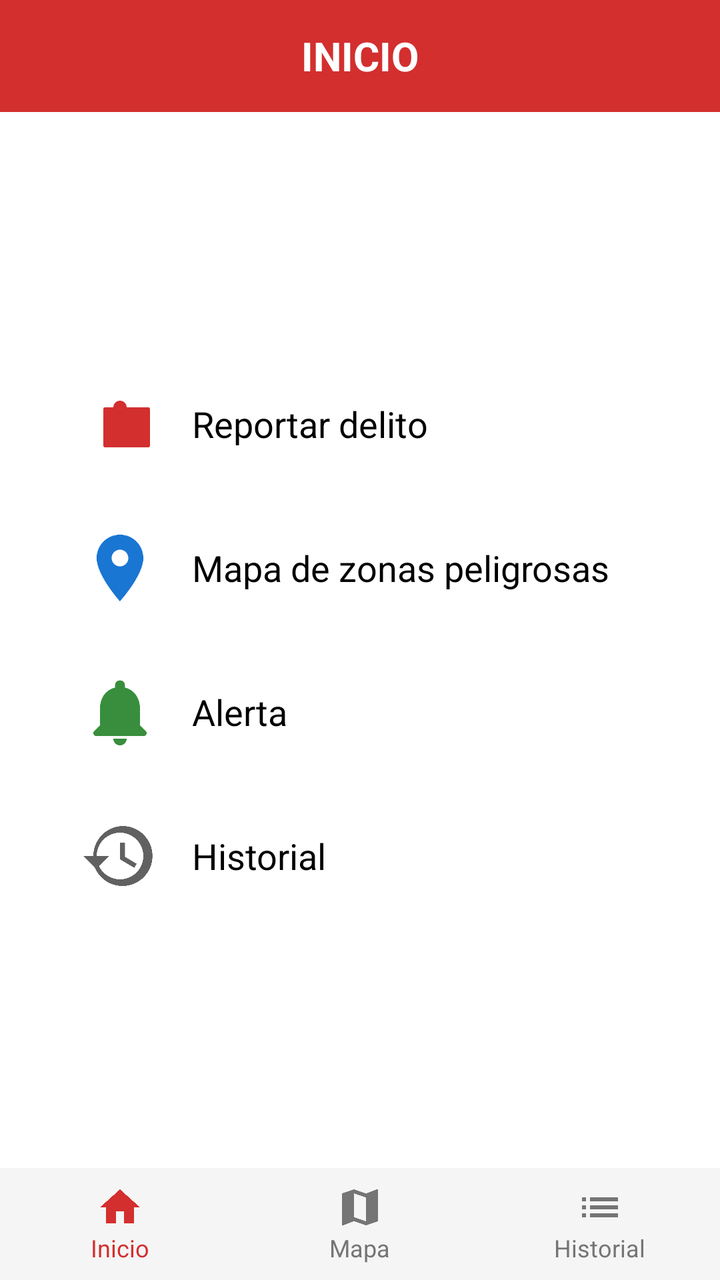
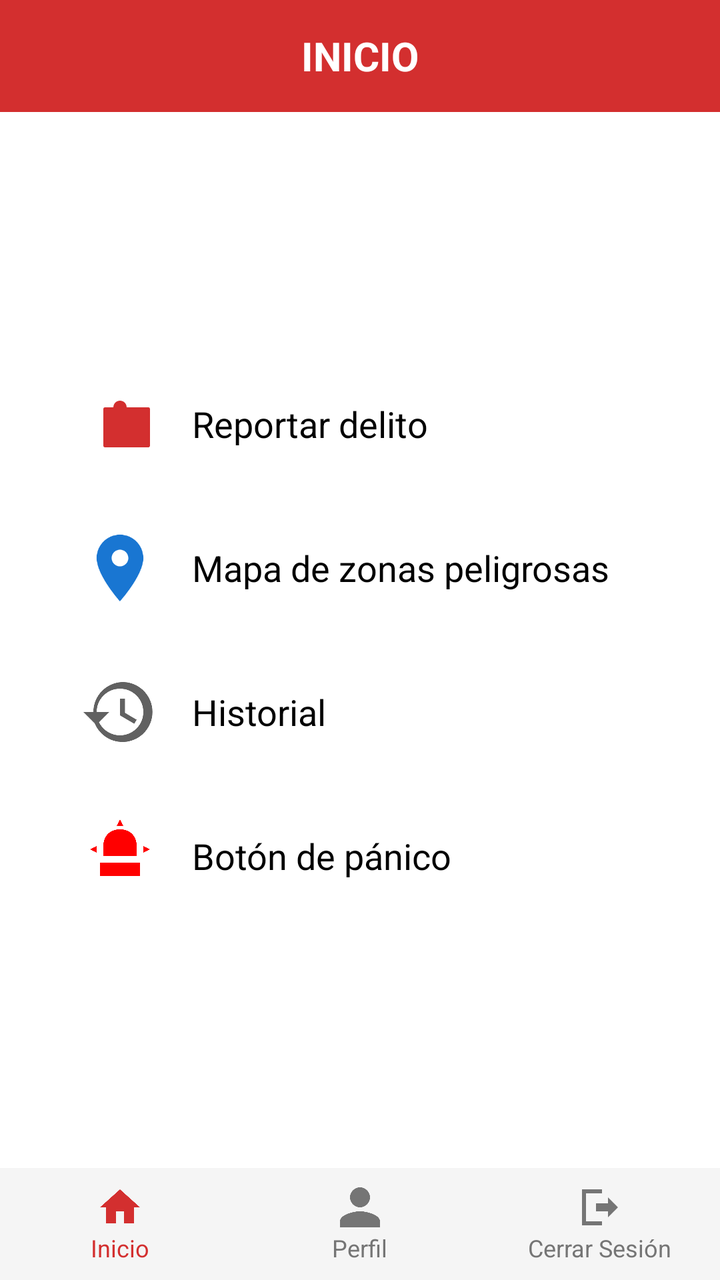

Compare the two renders of this Android layout. The source of the first and the diff that turns it into the second are given below.
<!-- AndroidManifest.xml: application theme Theme.ProjectSegurity -->
<!-- res/layout/activity_main_menu.xml -->
<?xml version="1.0" encoding="utf-8"?>
<LinearLayout xmlns:android="http://schemas.android.com/apk/res/android"
    xmlns:app="http://schemas.android.com/apk/res-auto"
    xmlns:tools="http://schemas.android.com/tools"
    android:orientation="vertical"
    android:layout_width="match_parent"
    android:layout_height="match_parent"
    android:background="#FFFFFF"
    tools:context=".MainMenuActivity">

    
    <LinearLayout
        android:layout_width="match_parent"
        android:layout_height="56dp"
        android:background="#D32F2F"
        android:gravity="center">

        <TextView
            android:id="@+id/tvTitle"
            android:layout_width="wrap_content"
            android:layout_height="wrap_content"
            android:text="INICIO"
            android:textColor="#FFFFFF"
            android:textStyle="bold"
            android:textSize="20sp" />
    </LinearLayout>

    
    <LinearLayout
        android:layout_width="match_parent"
        android:layout_height="0dp"
        android:layout_weight="1"
        android:orientation="vertical"
        android:gravity="center"
        android:padding="24dp">

        
        <LinearLayout
            android:id="@+id/layoutReportarDelito"
            android:layout_width="match_parent"
            android:layout_height="wrap_content"
            android:orientation="horizontal"
            android:gravity="center_vertical"
            android:padding="16dp">

            <ImageView
                android:layout_width="40dp"
                android:layout_height="40dp"
                android:src="@drawable/ic_camera"
                app:tint="#D32F2F" />

            <TextView
                android:layout_width="wrap_content"
                android:layout_height="wrap_content"
                android:text="Reportar delito"
                android:textSize="18sp"
                android:layout_marginStart="16dp"
                android:textColor="#000000" />
        </LinearLayout>

        
        <LinearLayout
            android:layout_width="match_parent"
            android:layout_height="wrap_content"
            android:orientation="horizontal"
            android:gravity="center_vertical"
            android:padding="16dp">

            <ImageView
                android:layout_width="40dp"
                android:layout_height="40dp"
                android:src="@drawable/ic_location"
                app:tint="#1976D2" />

            <TextView
                android:layout_width="wrap_content"
                android:layout_height="wrap_content"
                android:layout_marginStart="16dp"
                android:text="Mapa de zonas peligrosas"
                android:textColor="#000000"
                android:textSize="18sp" />
        </LinearLayout>

        
        <LinearLayout
            android:layout_width="match_parent"
            android:layout_height="wrap_content"
            android:orientation="horizontal"
            android:gravity="center_vertical"
            android:padding="16dp">

            <ImageView
                android:layout_width="40dp"
                android:layout_height="40dp"
                android:src="@drawable/ic_bell"
                app:tint="#388E3C" />

            <TextView
                android:layout_width="wrap_content"
                android:layout_height="wrap_content"
                android:text="Alerta"
                android:textSize="18sp"
                android:layout_marginStart="16dp"
                android:textColor="#000000" />
        </LinearLayout>

        
        <LinearLayout
            android:layout_width="match_parent"
            android:layout_height="wrap_content"
            android:orientation="horizontal"
            android:gravity="center_vertical"
            android:padding="16dp">

            <ImageView
                android:layout_width="40dp"
                android:layout_height="40dp"
                android:src="@drawable/ic_history"
                app:tint="#616161" />

            <TextView
                android:layout_width="wrap_content"
                android:layout_height="wrap_content"
                android:text="Historial"
                android:textSize="18sp"
                android:layout_marginStart="16dp"
                android:textColor="#000000" />
        </LinearLayout>

    </LinearLayout>

    
    <LinearLayout
        android:layout_width="match_parent"
        android:layout_height="56dp"
        android:orientation="horizontal"
        android:background="#F5F5F5"
        android:weightSum="3">

        
        <LinearLayout
            android:layout_width="0dp"
            android:layout_height="match_parent"
            android:layout_weight="1"
            android:orientation="vertical"
            android:gravity="center">

            <ImageView
                android:layout_width="24dp"
                android:layout_height="24dp"
                android:src="@drawable/ic_home"
                app:tint="#D32F2F" />

            <TextView
                android:layout_width="wrap_content"
                android:layout_height="wrap_content"
                android:text="Inicio"
                android:textColor="#D32F2F"
                android:textSize="12sp" />
        </LinearLayout>

        
        <LinearLayout
            android:layout_width="0dp"
            android:layout_height="match_parent"
            android:layout_weight="1"
            android:orientation="vertical"
            android:gravity="center">

            <ImageView
                android:layout_width="24dp"
                android:layout_height="24dp"
                android:src="@drawable/ic_map"
                app:tint="#757575" />

            <TextView
                android:layout_width="wrap_content"
                android:layout_height="wrap_content"
                android:text="Mapa"
                android:textColor="#757575"
                android:textSize="12sp" />
        </LinearLayout>

        
        <LinearLayout
            android:layout_width="0dp"
            android:layout_height="match_parent"
            android:layout_weight="1"
            android:orientation="vertical"
            android:gravity="center">

            <ImageView
                android:layout_width="24dp"
                android:layout_height="24dp"
                android:src="@drawable/ic_list"
                app:tint="#757575" />

            <TextView
                android:layout_width="wrap_content"
                android:layout_height="wrap_content"
                android:text="Historial"
                android:textColor="#757575"
                android:textSize="12sp" />
        </LinearLayout>

    </LinearLayout>

</LinearLayout>
<!-- resources referenced by this layout -->
<resources>
  <!-- drawable ic_bell (drawable) -->
  <vector xmlns:android="http://schemas.android.com/apk/res/android"
      android:width="24dp"
      android:height="24dp"
      android:viewportWidth="24"
      android:viewportHeight="24"
      android:tint="?attr/colorControlNormal">
      <path
          android:fillColor="#FF000000"
          android:pathData="M12,22c1.1,0 2,-0.9 2,-2h-4c0,1.1 0.9,2 2,2zM18,16v-5c0,-3.07 -1.63,-5.64 -4.5,-6.32V4c0,-0.83 -0.67,-1.5 -1.5,-1.5S10.5,3.17 10.5,4v0.68C7.63,5.36 6,7.92 6,11v5l-1.7,1.7c-0.1,0.1 -0.3,0.3 -0.3,0.6 0,0.5 0.4,0.9 0.9,0.9h14.2c0.5,0 0.9,-0.4 0.9,-0.9 0,-0.3 -0.2,-0.5 -0.3,-0.6L18,16z" />
  </vector>
  <!-- drawable ic_history (drawable) -->
  <vector xmlns:android="http://schemas.android.com/apk/res/android"
      android:width="24dp"
      android:height="24dp"
      android:viewportWidth="24"
      android:viewportHeight="24"
      android:tint="?attr/colorControlNormal">
      <path
          android:fillColor="#FF000000"
          android:pathData="M13,3a9,9 0 0,0 -9,9H1l3.89,3.89L8.78,12H5a7,7 0 1,1 7,7 7.002,7.002 0 0,1 -6.32,-4H4.26a9,9 0 1,0 8.74,-12zM12,8v5l4.28,2.54 0.72,-1.21 -3.5,-2.08V8H12z" />
  </vector>
  <!-- drawable ic_home (drawable) -->
  <vector xmlns:android="http://schemas.android.com/apk/res/android"
      android:width="24dp"
      android:height="24dp"
      android:viewportWidth="24"
      android:viewportHeight="24"
      android:tint="?attr/colorControlNormal">
      <path
          android:fillColor="#FF000000"
          android:pathData="M10,20v-6h4v6h5v-8h3L12,3 2,12h3v8z" />
  </vector>
  <!-- drawable ic_list (drawable) -->
  <vector xmlns:android="http://schemas.android.com/apk/res/android"
      android:width="24dp"
      android:height="24dp"
      android:viewportWidth="24"
      android:viewportHeight="24"
      android:tint="?attr/colorControlNormal">
      <path
          android:fillColor="#FF000000"
          android:pathData="M3,13h2v-2H3v2zm0,4h2v-2H3v2zm0,-8h2V7H3v2zm4,4h14v-2H7v2zm0,4h14v-2H7v2zm0,-8h14V7H7v2z" />
  </vector>
  <!-- drawable ic_location (drawable) -->
  <vector xmlns:android="http://schemas.android.com/apk/res/android"
      android:width="24dp"
      android:height="24dp"
      android:viewportWidth="24"
      android:viewportHeight="24"
      android:tint="?attr/colorControlNormal">
      <path
          android:fillColor="#FF000000"
          android:pathData="M12,2C8.13,2 5,5.13 5,9c0,5.25 7,13 7,13s7,-7.75 7,-13c0,-3.87 -3.13,-7 -7,-7zM12,11.5c-1.38,0 -2.5,-1.12 -2.5,-2.5s1.12,-2.5 2.5,-2.5 2.5,1.12 2.5,2.5 -1.12,2.5 -2.5,2.5z" />
  </vector>
  <!-- drawable ic_map (drawable) -->
  <vector xmlns:android="http://schemas.android.com/apk/res/android"
      android:width="24dp"
      android:height="24dp"
      android:viewportWidth="24"
      android:viewportHeight="24"
      android:tint="?attr/colorControlNormal">
      <path
          android:fillColor="#FF000000"
          android:pathData="M20.5,3l-0.16,0.03L15,5.1 9,3 3.36,4.9C3.15,4.97 3,5.16 3,5.38V20.5c0,0.28 0.22,0.5 0.5,0.5l0.16,-0.03L9,18.9l6,2.1 5.64,-1.9c0.21,-0.07 0.36,-0.26 0.36,-0.48V3.5c0,-0.28 -0.22,-0.5 -0.5,-0.5zM15,19l-6,-2.11V5l6,2.11V19z" />
  </vector>
  <style name="Theme.ProjectSegurity" parent="Theme.AppCompat.Light.NoActionBar">
          
          <item name="colorPrimary">@color/purple_500</item>
          <item name="colorPrimaryDark">@color/purple_700</item>
          <item name="colorAccent">@color/teal_200</item>
      </style>
  <color name="purple_500">#FF6200EE</color>
  <color name="purple_700">#FF3700B3</color>
  <color name="teal_200">#FF03DAC5</color>
  <!-- unchanged entries left out for length: 1 -->
</resources>

<!-- the commit's change to res/layout/activity_main_menu.xml (unified diff, before → after) -->
@@ -60,6 +60,7 @@
 
         
         <LinearLayout
+            android:id="@+id/layoutMapa"
             android:layout_width="match_parent"
             android:layout_height="wrap_content"
             android:orientation="horizontal"
@@ -82,30 +83,31 @@
         </LinearLayout>
 
         
-        <LinearLayout
-            android:layout_width="match_parent"
-            android:layout_height="wrap_content"
-            android:orientation="horizontal"
-            android:gravity="center_vertical"
-            android:padding="16dp">
-
-            <ImageView
-                android:layout_width="40dp"
-                android:layout_height="40dp"
-                android:src="@drawable/ic_bell"
-                app:tint="#388E3C" />
-
-            <TextView
-                android:layout_width="wrap_content"
-                android:layout_height="wrap_content"
-                android:text="Alerta"
-                android:textSize="18sp"
-                android:layout_marginStart="16dp"
-                android:textColor="#000000" />
-        </LinearLayout>
-
-        
-        <LinearLayout
+
+
+
+
+
+
+
+
+
+
+
+
+
+
+
+
+
+
+
+
+
+
+        
+        <LinearLayout
+            android:id="@+id/layoutHistorial"
             android:layout_width="match_parent"
             android:layout_height="wrap_content"
             android:orientation="horizontal"
@@ -122,6 +124,30 @@
                 android:layout_width="wrap_content"
                 android:layout_height="wrap_content"
                 android:text="Historial"
+                android:textSize="18sp"
+                android:layout_marginStart="16dp"
+                android:textColor="#000000" />
+        </LinearLayout>
+
+        
+        <LinearLayout
+            android:id="@+id/layoutPanico"
+            android:layout_width="match_parent"
+            android:layout_height="wrap_content"
+            android:orientation="horizontal"
+            android:gravity="center_vertical"
+            android:padding="16dp">
+
+            <ImageView
+                android:layout_width="40dp"
+                android:layout_height="40dp"
+                android:src="@drawable/ic_warning"
+                app:tint="#FF0000" />
+
+            <TextView
+                android:layout_width="wrap_content"
+                android:layout_height="wrap_content"
+                android:text="Botón de pánico"
                 android:textSize="18sp"
                 android:layout_marginStart="16dp"
                 android:textColor="#000000" />
@@ -160,7 +186,51 @@
         </LinearLayout>
 
         
-        <LinearLayout
+
+
+
+
+
+
+
+
+
+
+
+
+
+
+
+
+
+
+
+
+
+        
+
+
+
+
+
+
+
+
+
+
+
+
+
+
+
+
+
+
+
+
+
+        <LinearLayout
+            android:id="@+id/layoutPerfil"
             android:layout_width="0dp"
             android:layout_height="match_parent"
             android:layout_weight="1"
@@ -170,19 +240,20 @@
             <ImageView
                 android:layout_width="24dp"
                 android:layout_height="24dp"
-                android:src="@drawable/ic_map"
+                android:src="@drawable/ic_user"
                 app:tint="#757575" />
 
             <TextView
                 android:layout_width="wrap_content"
                 android:layout_height="wrap_content"
-                android:text="Mapa"
+                android:text="Perfil"
                 android:textColor="#757575"
                 android:textSize="12sp" />
         </LinearLayout>
 
         
         <LinearLayout
+            android:id="@+id/layoutSalir"
             android:layout_width="0dp"
             android:layout_height="match_parent"
             android:layout_weight="1"
@@ -192,13 +263,13 @@
             <ImageView
                 android:layout_width="24dp"
                 android:layout_height="24dp"
-                android:src="@drawable/ic_list"
-                app:tint="#757575" />
-
-            <TextView
-                android:layout_width="wrap_content"
-                android:layout_height="wrap_content"
-                android:text="Historial"
+                android:src="@drawable/ic_logout"
+            app:tint="#757575" />
+
+            <TextView
+                android:layout_width="wrap_content"
+                android:layout_height="wrap_content"
+                android:text="Cerrar Sesión"
                 android:textColor="#757575"
                 android:textSize="12sp" />
         </LinearLayout>
<!-- resource entries referenced after the edit -->
@@ -1,16 +1,5 @@
 <!-- resources referenced by this layout -->
 <resources>
-  <!-- drawable ic_bell (drawable) -->
-  <vector xmlns:android="http://schemas.android.com/apk/res/android"
-      android:width="24dp"
-      android:height="24dp"
-      android:viewportWidth="24"
-      android:viewportHeight="24"
-      android:tint="?attr/colorControlNormal">
-      <path
-          android:fillColor="#FF000000"
-          android:pathData="M12,22c1.1,0 2,-0.9 2,-2h-4c0,1.1 0.9,2 2,2zM18,16v-5c0,-3.07 -1.63,-5.64 -4.5,-6.32V4c0,-0.83 -0.67,-1.5 -1.5,-1.5S10.5,3.17 10.5,4v0.68C7.63,5.36 6,7.92 6,11v5l-1.7,1.7c-0.1,0.1 -0.3,0.3 -0.3,0.6 0,0.5 0.4,0.9 0.9,0.9h14.2c0.5,0 0.9,-0.4 0.9,-0.9 0,-0.3 -0.2,-0.5 -0.3,-0.6L18,16z" />
-  </vector>
   <!-- drawable ic_history (drawable) -->
   <vector xmlns:android="http://schemas.android.com/apk/res/android"
       android:width="24dp"
@@ -33,17 +22,6 @@
           android:fillColor="#FF000000"
           android:pathData="M10,20v-6h4v6h5v-8h3L12,3 2,12h3v8z" />
   </vector>
-  <!-- drawable ic_list (drawable) -->
-  <vector xmlns:android="http://schemas.android.com/apk/res/android"
-      android:width="24dp"
-      android:height="24dp"
-      android:viewportWidth="24"
-      android:viewportHeight="24"
-      android:tint="?attr/colorControlNormal">
-      <path
-          android:fillColor="#FF000000"
-          android:pathData="M3,13h2v-2H3v2zm0,4h2v-2H3v2zm0,-8h2V7H3v2zm4,4h14v-2H7v2zm0,4h14v-2H7v2zm0,-8h14V7H7v2z" />
-  </vector>
   <!-- drawable ic_location (drawable) -->
   <vector xmlns:android="http://schemas.android.com/apk/res/android"
       android:width="24dp"
@@ -55,16 +33,66 @@
           android:fillColor="#FF000000"
           android:pathData="M12,2C8.13,2 5,5.13 5,9c0,5.25 7,13 7,13s7,-7.75 7,-13c0,-3.87 -3.13,-7 -7,-7zM12,11.5c-1.38,0 -2.5,-1.12 -2.5,-2.5s1.12,-2.5 2.5,-2.5 2.5,1.12 2.5,2.5 -1.12,2.5 -2.5,2.5z" />
   </vector>
-  <!-- drawable ic_map (drawable) -->
+  <!-- drawable ic_logout (drawable) -->
   <vector xmlns:android="http://schemas.android.com/apk/res/android"
       android:width="24dp"
       android:height="24dp"
       android:viewportWidth="24"
-      android:viewportHeight="24"
-      android:tint="?attr/colorControlNormal">
+      android:viewportHeight="24">
+  
+      
       <path
-          android:fillColor="#FF000000"
-          android:pathData="M20.5,3l-0.16,0.03L15,5.1 9,3 3.36,4.9C3.15,4.97 3,5.16 3,5.38V20.5c0,0.28 0.22,0.5 0.5,0.5l0.16,-0.03L9,18.9l6,2.1 5.64,-1.9c0.21,-0.07 0.36,-0.26 0.36,-0.48V3.5c0,-0.28 -0.22,-0.5 -0.5,-0.5zM15,19l-6,-2.11V5l6,2.11V19z" />
+          android:fillColor="#000000"
+          android:pathData="M16,17l5,-5l-5,-5v3h-6v4h6v3z"/>
+  
+      
+      <path
+          android:fillColor="#000000"
+          android:pathData="M3,3h10v2H5v14h8v2H3z"/>
+  
+  </vector>
+  <!-- drawable ic_user (drawable) -->
+  <vector xmlns:android="http://schemas.android.com/apk/res/android"
+      android:width="24dp"
+      android:height="24dp"
+      android:viewportWidth="24"
+      android:viewportHeight="24">
+  
+      <path
+          android:fillColor="#000000"
+          android:pathData="M12,12c2.7,0 5,-2.3 5,-5s-2.3,-5 -5,-5 -5,2.3 -5,5 2.3,5 5,5zM12,14c-3.3,0 -10,1.7 -10,5v3h20v-3c0,-3.3 -6.7,-5 -10,-5z"/>
+  </vector>
+  <!-- drawable ic_warning (drawable) -->
+  <?xml version="1.0" encoding="utf-8"?>
+  <vector xmlns:android="http://schemas.android.com/apk/res/android"
+      android:width="48dp"
+      android:height="48dp"
+      android:viewportWidth="24"
+      android:viewportHeight="24">
+  
+      
+      <path
+          android:fillColor="#B71C1C"
+          android:pathData="M6,14h12v4H6z"/>
+  
+      
+      <path
+          android:fillColor="#FF5252"
+          android:pathData="M12,4c-3,0 -5,2 -5,5v3h10v-3c0,-3 -2,-5 -5,-5z"/>
+  
+      
+      <path
+          android:fillColor="#FF0000"
+          android:pathData="M12,1l1,2h-2z"/>
+  
+      <path
+          android:fillColor="#FF0000"
+          android:pathData="M3,10l2,1v-2z"/>
+  
+      <path
+          android:fillColor="#FF0000"
+          android:pathData="M21,10l-2,1v-2z"/>
+  
   </vector>
   <style name="Theme.ProjectSegurity" parent="Theme.AppCompat.Light.NoActionBar">
           
